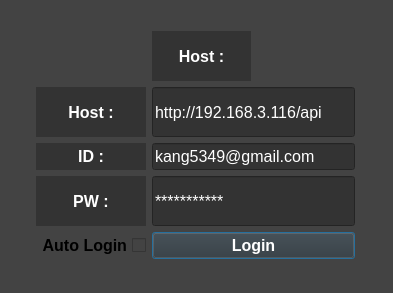
This is kkw/PJT_2st/Login.ui in KKW0/pizza_api as Qt 5 draws it before an edit. The edited form follows.
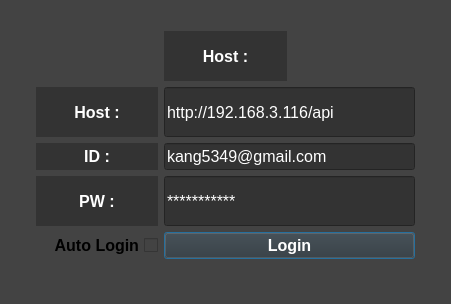
This is the edited form.

```diff
--- a/kkw/PJT_2st/Login.ui
+++ b/kkw/PJT_2st/Login.ui
@@ -6,8 +6,8 @@
    <rect>
     <x>0</x>
     <y>0</y>
-    <width>393</width>
-    <height>293</height>
+    <width>451</width>
+    <height>304</height>
    </rect>
   </property>
   <property name="windowTitle">
@@ -21,7 +21,7 @@
     <rect>
      <x>0</x>
      <y>0</y>
-     <width>391</width>
+     <width>451</width>
      <height>291</height>
     </rect>
    </property>
```
